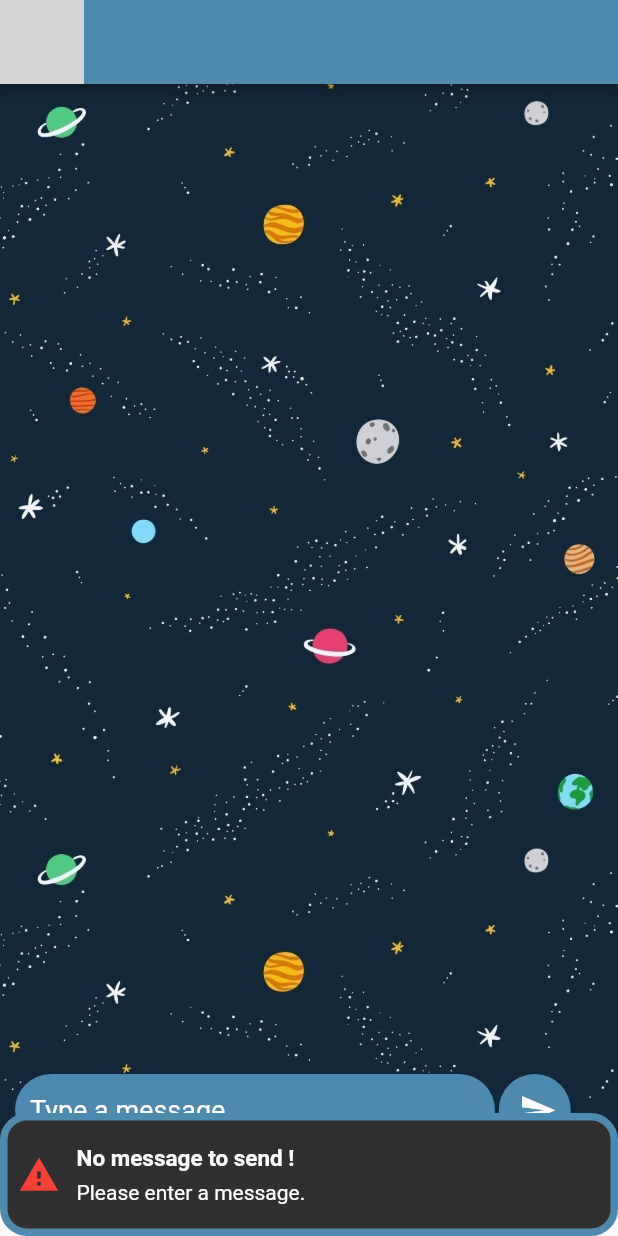
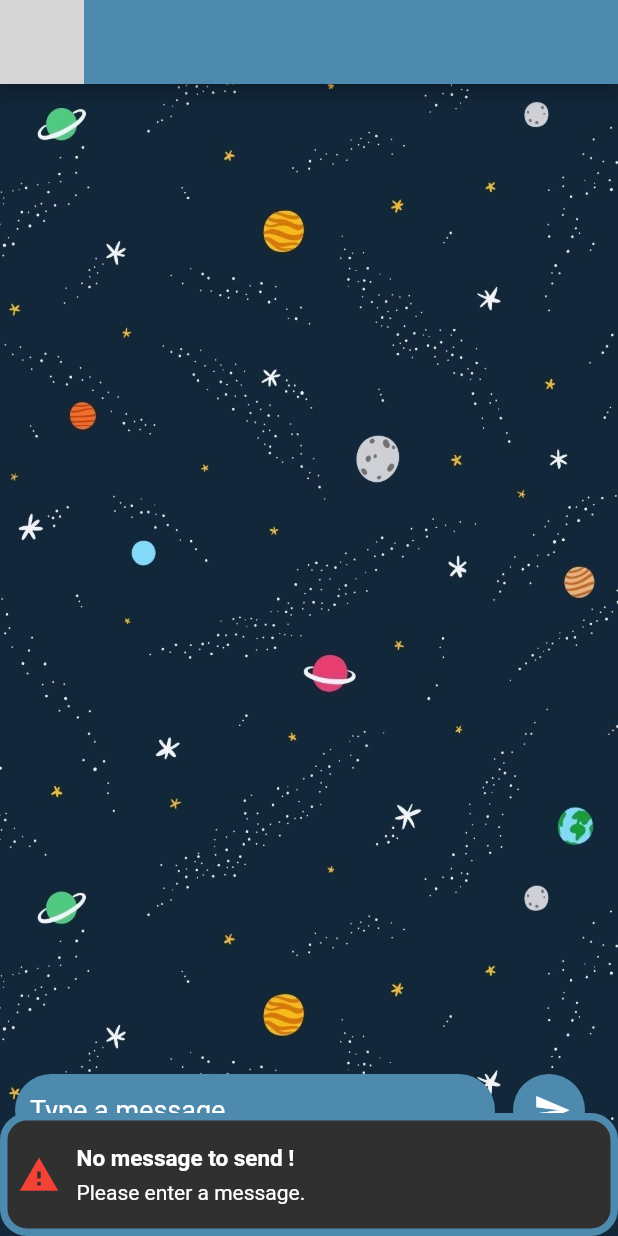
Before and after one commit to NouhJr/Lets-Chat, a Flutter app: the ChatScreen screen opened directly with empty values, after a tap on the "send" icon, on a phone screen of 412 x 824 dp. Run offline on Flutter 3.47's test engine with Material 2 defaults, Android fonts, the phone set to English and light mode, and no system bars; drawn by our look-alikes of keyboard_dismisser; our stand-ins replace animated_text_kit, cloud_firestore, connectivity, firebase_auth, firebase_storage, flushbar and 4 more; accounts and stored records are empty; network calls fail; Roboto replaces fonts that are missing (Futura PT); grey boxes are pictures that could not be loaded.

Commit message:
Handling some errors.

```diff
--- a/lib/Screens/ChatScreen.dart
+++ b/lib/Screens/ChatScreen.dart
@@ -47,7 +47,7 @@ class _ChatScreenState extends State<ChatScreen>
 
     _controller =
         AnimationController(vsync: this, duration: Duration(milliseconds: 300));
-    _animation = Tween(begin: 660.0, end: 420.0).animate(_controller)
+    _animation = Tween(begin: 660.0, end: 380.0).animate(_controller)
       ..addListener(() {
         setState(() {});
       });
@@ -128,6 +128,7 @@ class _ChatScreenState extends State<ChatScreen>
                     image: AssetImage('assets/1288076.jpg'),
                     fit: BoxFit.fill,
                     width: 1080.0,
+                    height: 2280.0,
                   ),
                 ),
 
@@ -184,7 +185,7 @@ class _ChatScreenState extends State<ChatScreen>
                       //Container to hold send button.
                       Container(
                         padding: EdgeInsets.only(left: 4),
-                        margin: EdgeInsets.only(left: 0.5),
+                        margin: EdgeInsets.only(left: 10),
                         decoration: BoxDecoration(
                           shape: BoxShape.circle,
                           color: maincolor,
--- a/lib/Streams/SearchedUserStream.dart
+++ b/lib/Streams/SearchedUserStream.dart
@@ -46,8 +46,6 @@ class _SearchedUsersState extends State<SearchedUsers> {
       setState(() {
         tiles.add(tile);
       });
-      SharedPreferences prfs = await SharedPreferences.getInstance();
-      prfs.setStringList('RecentSearch', tiles.cast<String>());
     } catch (e) {
       print(e.toString());
     }
```
Also changed, not shown: 1 other file.
